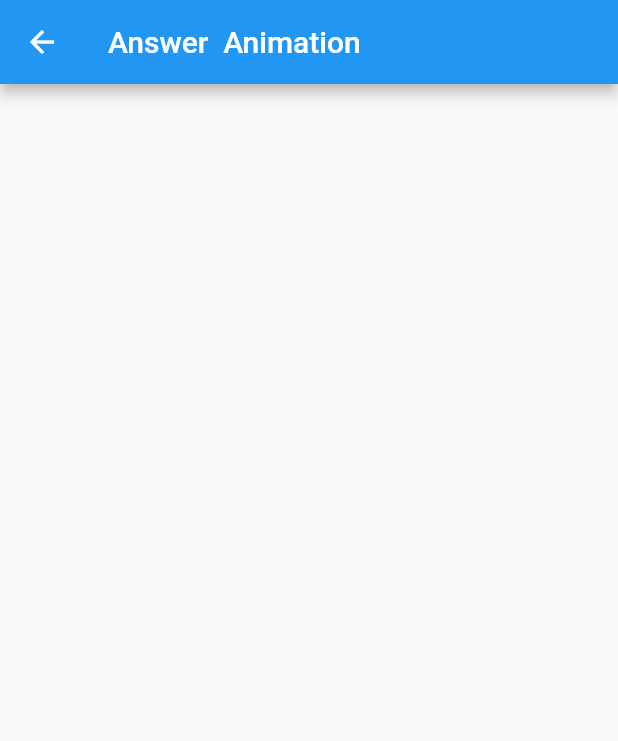
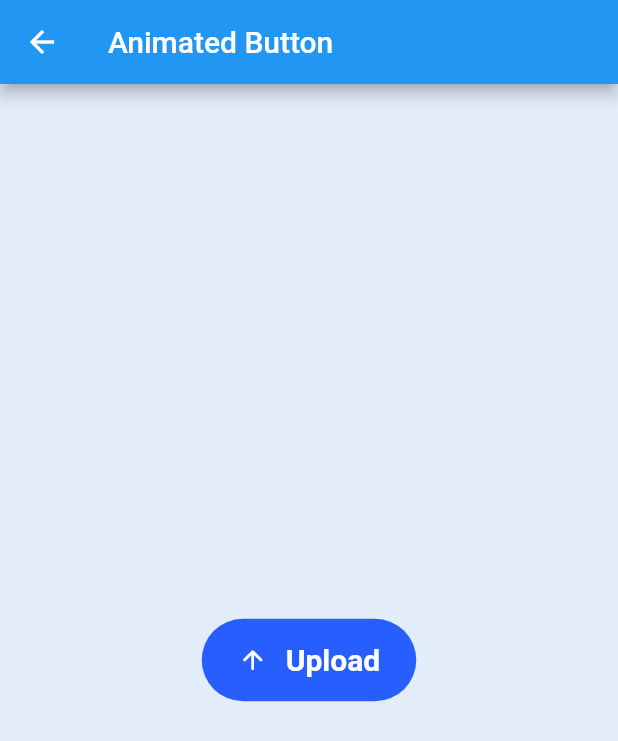
Before and after one commit to lukelyyeung/flutter_ui_challenges, a Flutter app: the screen it shows after launch, after a tap on an icon or button, on a phone screen of 412 x 824 dp. Shown: the top 741 px of the screen. Run offline on Flutter 3.47's test engine with Material 2 defaults, Android fonts, the phone set to English and light mode, and no system bars.

Commit message:
add initial draft for question 2

```diff
--- /dev/null
+++ b/lib/challenges/animated_button.dart
@@ -0,0 +1,271 @@
+import 'dart:math';
+
+import 'package:flutter/material.dart';
+import 'package:ui_challenge/widgets/after_layout.dart';
+
+class AnimatedButton extends StatefulWidget {
+  const AnimatedButton({Key? key}) : super(key: key);
+
+  @override
+  State<AnimatedButton> createState() => _AnimatedButtonState();
+}
+
+class _AnimatedButtonState extends State<AnimatedButton> with TickerProviderStateMixin {
+  late final AnimationController _uploadAnimationController;
+  var _isClose = false;
+  var _buttonSize = Size.zero;
+  late Widget _title = buildUploadTitle();
+
+  @override
+  void initState() {
+    super.initState();
+    _uploadAnimationController =
+        AnimationController(vsync: this, duration: const Duration(milliseconds: 1500));
+  }
+
+  @override
+  void dispose() {
+    _uploadAnimationController.dispose();
+    super.dispose();
+  }
+
+  @override
+  Widget build(BuildContext context) {
+    Animation<double> progress =
+        CurvedAnimation(parent: _uploadAnimationController, curve: Curves.easeInOut);
+
+    return Container(
+      width: double.maxFinite,
+      color: Color(0xFFE3ECF9),
+      child: Column(
+        mainAxisAlignment: MainAxisAlignment.center,
+        children: [
+          Stack(
+            alignment: Alignment.center,
+            children: [
+              AnimatedSwitcher(
+                switchInCurve: Curves.easeInOut,
+                switchOutCurve: Curves.easeInOut,
+                duration: const Duration(milliseconds: 150),
+                child: _isClose
+                    ? SizedBox.shrink(key: ValueKey(_isClose))
+                    : SizedBox(
+                        key: ValueKey(_isClose),
+                        height: _buttonSize.height + 5,
+                        width: _buttonSize.width + 5,
+                        child: AnimatedBuilder(
+                            animation: _uploadAnimationController,
+                            builder: (context, _) {
+                              return CustomPaint(
+                                  painter: OutBorderPainter(progress: progress.value));
+                            }),
+                      ),
+              ),
+              GestureDetector(
+                onTap: () async {
+                  _uploadAnimationController.value = 0;
+                  setState(() {
+                    _isClose = false;
+                    _title = buildUploadingTitle();
+                  });
+
+                  await Future.delayed(const Duration(milliseconds: 250));
+
+                  WidgetsBinding.instance.addPostFrameCallback((timeStamp) async {
+                    await _uploadAnimationController.forward();
+
+                    setState(() {
+                      _title = buildUploadedTitle();
+                      _isClose = true;
+                    });
+                  });
+                },
+                child: AfterLayout(
+                  onLayout: (box) {
+                    setState(() {
+                      if (_buttonSize != box.size) {
+                        _buttonSize = box.size;
+                      }
+                    });
+                  },
+                  child: AnimatedSize(
+                    duration: const Duration(milliseconds: 250),
+                    child: Container(
+                      padding: const EdgeInsets.symmetric(horizontal: 24, vertical: 16),
+                      decoration: BoxDecoration(
+                          color: const Color(0xFF275EFE), borderRadius: BorderRadius.circular(50)),
+                      child: AnimatedSwitcher(
+                          transitionBuilder: (child, animation) {
+                            final isCurrentTitle = child == _title;
+                            final offset = Tween<Offset>(
+                                    begin: Offset(0, isCurrentTitle ? 1 : -1), end: Offset.zero)
+                                .animate(animation);
+
+                            return FadeTransition(
+                                opacity: animation,
+                                child: SlideTransition(position: offset, child: child));
+                          },
+                          duration: const Duration(milliseconds: 250),
+                          child: _title),
+                    ),
+                  ),
+                ),
+              )
+            ],
+          ),
+        ],
+      ),
+    );
+  }
+
+  Widget buildUploadTitle() {
+    return Row(
+        key: const ValueKey("upload"),
+        crossAxisAlignment: CrossAxisAlignment.center,
+        mainAxisSize: MainAxisSize.min,
+        children: const [
+          Icon(
+            Icons.arrow_upward_rounded,
+            size: 20,
+            color: Colors.white,
+          ),
+          SizedBox(width: 12),
+          Text("Upload",
+              style: TextStyle(fontSize: 20, color: Colors.white, fontWeight: FontWeight.w600))
+        ]);
+  }
+
+  Widget buildUploadingTitle() {
+    return const Text("Uploading",
+        key: ValueKey("uploading"),
+        style: TextStyle(fontSize: 20, color: Colors.white, fontWeight: FontWeight.w600));
+  }
+
+  Widget buildUploadedTitle() {
+    return const UploadedTitle();
+  }
+}
+
+class OutBorderPainter extends CustomPainter {
+  final double progress;
+
+  OutBorderPainter({required this.progress});
+
+  @override
+  void paint(Canvas canvas, Size size) {
+    var paint = Paint()
+      ..color = Color(0xFF7497FE)
+      ..strokeWidth = 5
+      ..strokeCap = StrokeCap.round
+      ..style = PaintingStyle.stroke;
+
+    final radius = size.height / 2;
+
+    final path = Path()
+      ..moveTo(radius + size.width * .2, 0)
+      ..lineTo(radius, 0)
+      ..arcToPoint(Offset(radius, size.height), radius: Radius.circular(radius), clockwise: false)
+      ..lineTo(size.width - radius, size.height)
+      ..arcToPoint(Offset(size.width - radius, 0),
+          radius: Radius.circular(radius), clockwise: false)
+      ..lineTo(radius, 0);
+
+    final tickPathMetric = path.computeMetrics().first;
+
+    final effectiveTickPath = tickPathMetric.extractPath(0, tickPathMetric.length * progress);
+
+    if (progress > 0) {
+      canvas.drawPath(effectiveTickPath, paint);
+    }
+  }
+
+  @override
+  bool shouldRepaint(CustomPainter oldDelegate) {
+    return true;
+  }
+}
+
+class UploadedTitle extends StatefulWidget {
+  const UploadedTitle({Key? key}) : super(key: key);
+
+  @override
+  State<UploadedTitle> createState() => _UploadedTitleState();
+}
+
+class _UploadedTitleState extends State<UploadedTitle> with SingleTickerProviderStateMixin {
+  late final AnimationController _animationController;
+
+  @override
+  void initState() {
+    super.initState();
+    _animationController =
+        AnimationController(duration: const Duration(milliseconds: 500), vsync: this);
+    _animationController.forward();
+  }
+
+  @override
+  void dispose() {
+    _animationController.dispose();
+    super.dispose();
+  }
+
+  @override
+  Widget build(BuildContext context) {
+    final animation = CurvedAnimation(parent: _animationController, curve: Curves.easeInOut);
+
+    return Row(
+        key: const ValueKey("uploaded"),
+        crossAxisAlignment: CrossAxisAlignment.center,
+        mainAxisSize: MainAxisSize.min,
+        children: [
+          SizedBox(
+              width: 20,
+              height: 20,
+              child: AnimatedBuilder(
+                  animation: _animationController,
+                  builder: (context, _) {
+                    return CustomPaint(
+                      painter: TickPainter(progress: animation.value),
+                    );
+                  })),
+          const SizedBox(width: 12),
+          const Text("Uploaded",
+              style: TextStyle(fontSize: 20, color: Colors.white, fontWeight: FontWeight.w600))
+        ]);
+  }
+}
+
+class TickPainter extends CustomPainter {
+  final double progress;
+
+  TickPainter({required this.progress});
+
+  @override
+  bool shouldRepaint(covariant CustomPainter oldDelegate) {
+    return true;
+  }
+
+  @override
+  void paint(Canvas canvas, Size size) {
+    final dimension = min(size.height, size.width);
+
+    final paint = Paint()
+      ..style = PaintingStyle.stroke
+      ..strokeWidth = 3
+      ..color = Colors.white
+      ..strokeCap = StrokeCap.round;
+
+    final path = Path()
+      ..moveTo(0, .6 * dimension)
+      ..lineTo(dimension * .35, dimension)
+      ..lineTo(dimension, .1 * dimension);
+
+    final pathMetric = path.computeMetrics().first;
+
+    final effectivePath = pathMetric.extractPath(0, pathMetric.length * progress);
+
+    if (progress > 0) {
+      canvas.drawPath(effectivePath, paint);
+    }
+  }
+}
--- a/lib/main.dart
+++ b/lib/main.dart
@@ -1,5 +1,6 @@
 import 'package:flutter/material.dart';
 import 'package:ui_challenge/answer_page.dart';
+import 'package:ui_challenge/challenges/animated_button.dart';
 import 'package:ui_challenge/challenges/success_animation.dart';
 import 'package:ui_challenge/base_page.dart';
 
@@ -20,6 +21,11 @@ final List<ChallengeItem> challenges = [
       builder: (_) => const BasePage(
           title: 'Success Animation',
           child: Center(child: SuccessAnimation()))),
+  ChallengeItem(
+      name: 'Animated Button',
+      builder: (_) => const BasePage(
+          title: 'Animated Button',
+          child: Center(child: AnimatedButton()))),
   ChallengeItem(
       name: 'Answer Page',
       builder: (_) => const BasePage(
--- /dev/null
+++ b/lib/widgets/after_layout.dart
@@ -0,0 +1,37 @@
+import 'package:flutter/material.dart';
+
+typedef OnLayout = Function(RenderBox box);
+
+class AfterLayout extends StatefulWidget {
+  final Widget child;
+  final OnLayout onLayout;
+  const AfterLayout({Key? key, required this.child, required this.onLayout}) : super(key: key);
+
+  @override
+  State<AfterLayout> createState() => _AfterLayoutState();
+}
+
+class _AfterLayoutState extends State<AfterLayout> {
+  @override
+  void initState() {
+    super.initState();
+    WidgetsBinding.instance.addPostFrameCallback((timeStamp) {
+      final box = context.findRenderObject() as RenderBox;
+      widget.onLayout(box);
+    });
+  }
+
+  @override
+  void didUpdateWidget(covariant AfterLayout oldWidget) {
+    super.didUpdateWidget(oldWidget);
+    WidgetsBinding.instance.addPostFrameCallback((timeStamp) {
+      final box = context.findRenderObject() as RenderBox;
+      widget.onLayout(box);
+    });
+  }
+
+  @override
+  Widget build(BuildContext context) {
+    return widget.child;
+  }
+}
--- a/pubspec.yaml
+++ b/pubspec.yaml
@@ -34,6 +34,7 @@ dependencies:
   # The following adds the Cupertino Icons font to your application.
   # Use with the CupertinoIcons class for iOS style icons.
   cupertino_icons: ^1.0.2
+  dio: ^4.0.6
 
 dev_dependencies:
   flutter_test:
```
Also changed, not shown: pubspec.lock.
